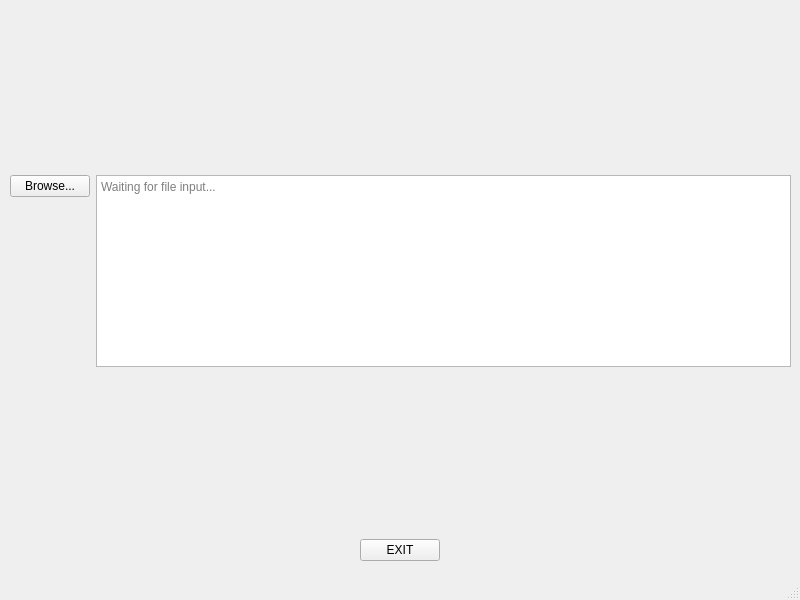
The window that KKLtoKisekae.ui (Ebagigi/KKLtoKisekae) describes before a commit, drawn with Qt 5.
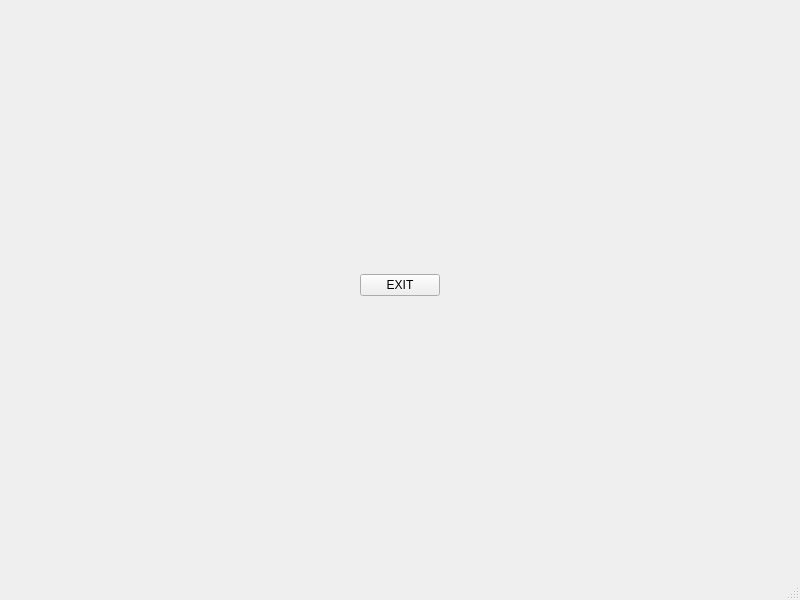
The same window after the commit.

Commit message: Rework simple qt ui

Patch:
```diff
--- a/KKLtoKisekae.ui
+++ b/KKLtoKisekae.ui
@@ -37,31 +37,7 @@
     </property>
     <layout class="QVBoxLayout" name="verticalLayout">
      <item>
-      <layout class="QFormLayout" name="formLayout">
-       <item row="0" column="0">
-        <widget class="QPushButton" name="mBrowsePushButton">
-         <property name="text">
-          <string>Browse...</string>
-         </property>
-        </widget>
-       </item>
-       <item row="0" column="1">
-        <widget class="QPlainTextEdit" name="mPlainTextEdit">
-         <property name="acceptDrops">
-          <bool>false</bool>
-         </property>
-         <property name="toolTip">
-          <string/>
-         </property>
-         <property name="autoFillBackground">
-          <bool>false</bool>
-         </property>
-         <property name="placeholderText">
-          <string>Waiting for file input...</string>
-         </property>
-        </widget>
-       </item>
-      </layout>
+      <layout class="QFormLayout" name="formLayout"/>
      </item>
      <item>
       <layout class="QHBoxLayout" name="horizontalLayout">
```
The commit also changes 4 other files.
